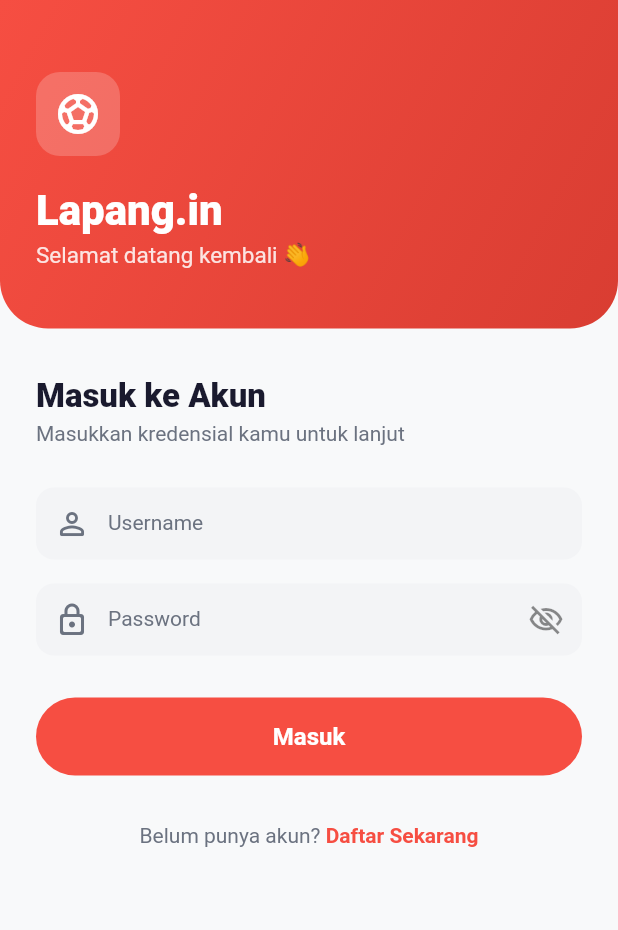
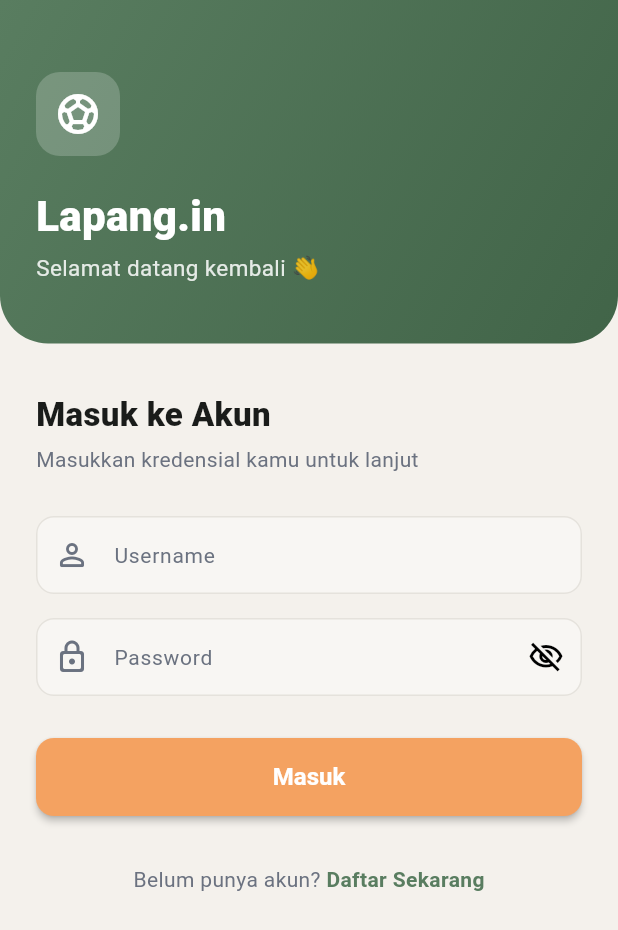
Before and after one commit to ananonano/projectAkhirMobile, a Flutter app: the screen it shows after launch, on a phone screen of 412 x 824 dp. Shown: the top 930 px of the screen. Run offline on Flutter 3.47's test engine with Material 3 defaults, Android fonts, the phone set to English and light mode, and no system bars; our stand-ins replace flutter_dotenv, flutter_local_notifications, flutter_map, image_picker, latlong2, local_auth and 6 more; accounts and stored records are empty.

Commit message:
UI/UX Redesign: Apply new green & cream theme with modern design aesthetic
- Updated theme colors: New green primary (#597D60), accent orange (#F4A261), cream background (#F4F1EC)
- Redesigned home_screen with sport category icons and improved venue cards (horizontal layout with image + info)
- Updated detail_lapangan_screen with new color scheme and styled buttons
- Applied new theme to payment_screen and all admin screens
- Modernized buttons with rounded corners and shadows
- Improved spacing and typography throughout
- App now matches design example: professional, clean, and modern
- All screens compile and run successfully on device

```diff
--- a/lib/theme/app_theme.dart
+++ b/lib/theme/app_theme.dart
@@ -1,41 +1,45 @@
 import 'package:flutter/material.dart';
 
 class AppColors {
-  static const primary = Color(0xFFF64E42);
-  static const primaryDark = Color(0xFFD93D32);
-  static const background = Color(0xFFF8F9FA);
+  // New design system - Green & Cream theme
+  static const primary = Color(0xFF597D60);        // Primary green
+  static const primaryDark = Color(0xFF416448);    // Darker green for text
+  static const primaryLight = Color(0xFF6B8F71);   // Lighter green for hover/secondary
+  static const background = Color(0xFFF4F1EC);    // Cream/beige background
   static const surface = Colors.white;
-  static const textPrimary = Color(0xFF1A1A2E);
-  static const textSecondary = Color(0xFF6B7280);
+  static const textPrimary = Color(0xFF1A1C1A);   // Dark text
+  static const textSecondary = Color(0xFF6B7280); // Medium gray
   static const success = Color(0xFF10B981);
-  static const inputFill = Color(0xFFF3F4F6);
-  static const border = Color(0xFFE5E7EB);
+  static const accent = Color(0xFFF4A261);        // Orange for buttons
+  static const inputFill = Color(0xFFF8F6F3);     // Light cream for input fields
+  static const border = Color(0xFFE5E2DC);        // Soft beige border
   static const cardShadow = Color(0x0F000000);
 }
 
 class AppTheme {
   static ThemeData get lightTheme {
     return ThemeData(
-      useMaterial3: false,
+      useMaterial3: true,
       scaffoldBackgroundColor: AppColors.background,
       primaryColor: AppColors.primary,
       colorScheme: const ColorScheme.light(
         primary: AppColors.primary,
-        secondary: AppColors.primaryDark,
+        secondary: AppColors.primaryLight,
         surface: AppColors.surface,
         background: AppColors.background,
       ),
       appBarTheme: const AppBarTheme(
-        backgroundColor: AppColors.surface,
-        foregroundColor: AppColors.textPrimary,
+        backgroundColor: AppColors.background,
+        foregroundColor: AppColors.primaryDark,
         elevation: 0,
         centerTitle: false,
         titleTextStyle: TextStyle(
-          color: AppColors.textPrimary,
-          fontSize: 18,
-          fontWeight: FontWeight.w700,
+          color: AppColors.primaryDark,
+          fontSize: 20,
+          fontWeight: FontWeight.w600,
+          letterSpacing: -0.5,
         ),
-        iconTheme: IconThemeData(color: AppColors.textPrimary),
+        iconTheme: IconThemeData(color: AppColors.primaryDark),
       ),
       inputDecorationTheme: InputDecorationTheme(
         filled: true,
@@ -43,15 +47,15 @@ class AppTheme {
         contentPadding: const EdgeInsets.symmetric(horizontal: 16, vertical: 14),
         border: OutlineInputBorder(
           borderRadius: BorderRadius.circular(12),
-          borderSide: BorderSide.none,
+          borderSide: const BorderSide(color: AppColors.border, width: 1),
         ),
         enabledBorder: OutlineInputBorder(
           borderRadius: BorderRadius.circular(12),
-          borderSide: BorderSide.none,
+          borderSide: const BorderSide(color: AppColors.border, width: 1),
         ),
         focusedBorder: OutlineInputBorder(
           borderRadius: BorderRadius.circular(12),
-          borderSide: const BorderSide(color: AppColors.primary, width: 1.5),
+          borderSide: const BorderSide(color: AppColors.primary, width: 2),
         ),
         errorBorder: OutlineInputBorder(
           borderRadius: BorderRadius.circular(12),
@@ -63,21 +67,22 @@ class AppTheme {
       ),
       elevatedButtonTheme: ElevatedButtonThemeData(
         style: ElevatedButton.styleFrom(
-          backgroundColor: AppColors.primary,
+          backgroundColor: AppColors.accent,
           foregroundColor: Colors.white,
           minimumSize: const Size(double.infinity, 52),
-          shape: RoundedRectangleBorder(borderRadius: BorderRadius.circular(50)),
-          elevation: 0,
-          textStyle: const TextStyle(fontSize: 16, fontWeight: FontWeight.w700),
+          shape: RoundedRectangleBorder(borderRadius: BorderRadius.circular(12)),
+          elevation: 2,
+          textStyle: const TextStyle(fontSize: 16, fontWeight: FontWeight.w600),
         ),
       ),
       cardTheme: CardThemeData(
         color: AppColors.surface,
-        elevation: 0,
+        elevation: 2,
         shape: RoundedRectangleBorder(
           borderRadius: BorderRadius.circular(16),
           side: const BorderSide(color: AppColors.border, width: 1),
         ),
+        shadowColor: AppColors.cardShadow,
         margin: EdgeInsets.zero,
       ),
       bottomNavigationBarTheme: const BottomNavigationBarThemeData(
```
Also changed, not shown: lib/screens/detail_lapangan_screen.dart (+42 -34 lines), lib/screens/home_screen.dart (+242 -133 lines).
